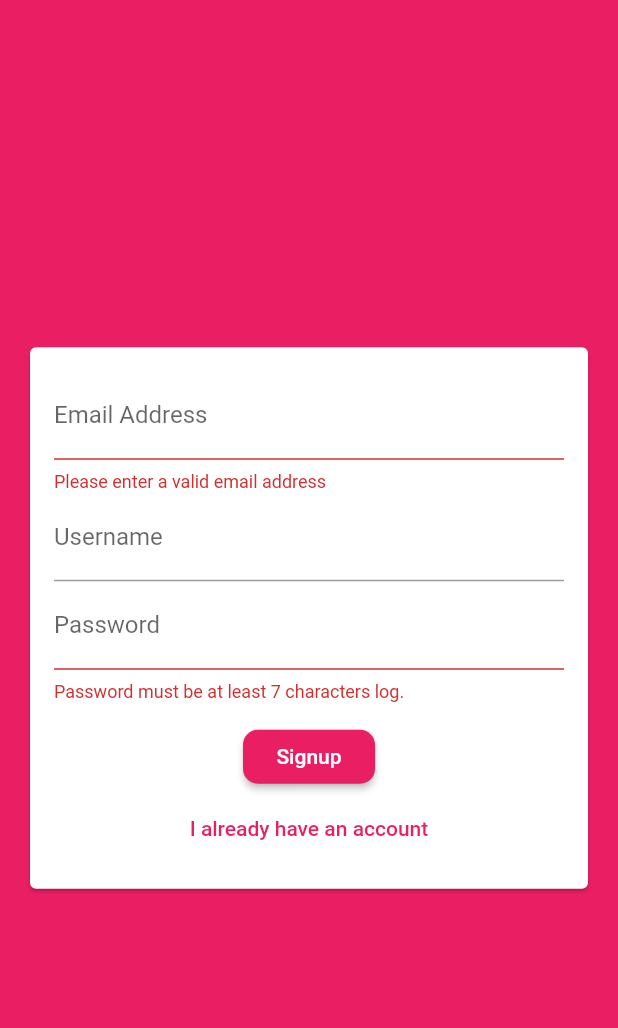
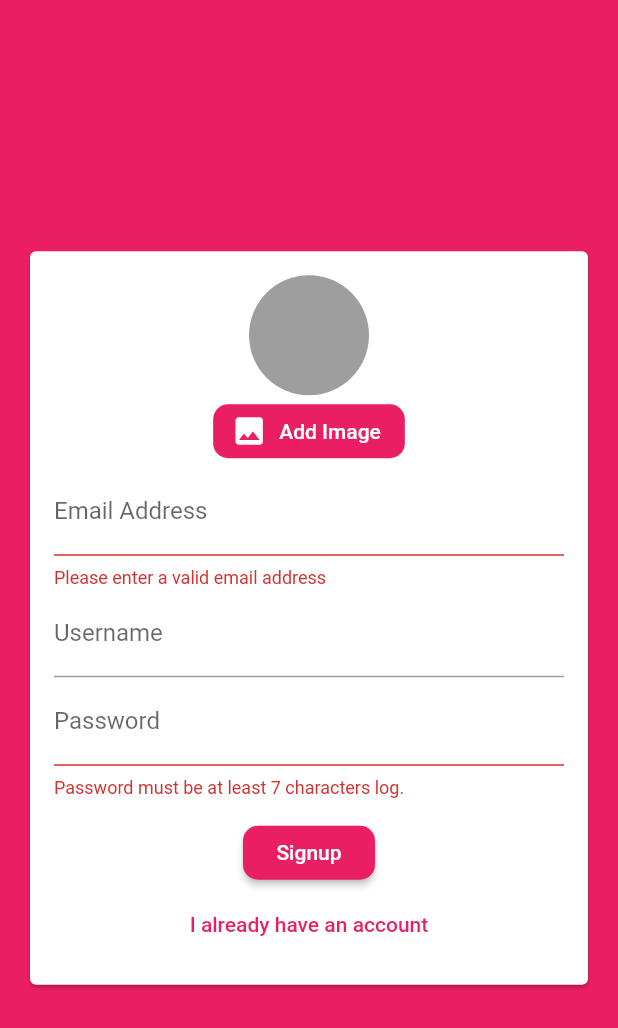
Before and after one commit to yankzsoe/flutter_chat_apps, a Flutter app: the screen it shows after launch, after a tap on "Login", after a tap on "Create new account", on a phone screen of 412 x 824 dp. Shown: the top 1028 px of the screen. Run offline on Flutter 3.47's test engine with Material 2 defaults, Android fonts, the phone set to English and light mode, and no system bars; our stand-ins replace cloud_firestore, firebase_auth, firebase_core, image_picker; accounts and stored records are empty.

Commit message:
add user_image_picker.dart

```diff
--- /dev/null
+++ b/lib/picker/user_image_picker.dart
@@ -0,0 +1,46 @@
+import 'dart:io';
+
+import 'package:flutter/material.dart';
+import 'package:image_picker/image_picker.dart';
+
+class UserImagePicker extends StatefulWidget {
+  const UserImagePicker({Key? key}) : super(key: key);
+
+  @override
+  _UserImagePickerState createState() => _UserImagePickerState();
+}
+
+class _UserImagePickerState extends State<UserImagePicker> {
+  File? _pickedImage;
+
+  void _pickImage() async {
+    final picker = ImagePicker();
+    final pickedImageFile = await picker.getImage(
+      source: ImageSource.camera,
+      maxWidth: 600,
+    );
+    setState(() {
+      _pickedImage = File(pickedImageFile!.path);
+    });
+  }
+
+  @override
+  Widget build(BuildContext context) {
+    return Column(
+      children: [
+        CircleAvatar(
+          radius: 40,
+          backgroundColor: Colors.grey,
+          backgroundImage:
+              _pickedImage == null ? null : FileImage(_pickedImage!),
+        ),
+        FlatButton.icon(
+          onPressed: _pickImage,
+          icon: Icon(Icons.image),
+          label: Text('Add Image'),
+          color: Theme.of(context).primaryColor,
+        ),
+      ],
+    );
+  }
+}
--- a/lib/widgets/auth/auth_form.dart
+++ b/lib/widgets/auth/auth_form.dart
@@ -1,4 +1,5 @@
 import 'package:flutter/material.dart';
+import 'package:flutter_chat_apps/picker/user_image_picker.dart';
 
 class AuthForm extends StatefulWidget {
   final void Function(
@@ -50,6 +51,7 @@
               child: Column(
                 mainAxisSize: MainAxisSize.min,
                 children: [
+                  if (!_isLogin) UserImagePicker(),
                   TextFormField(
                     key: ValueKey('email'),
                     validator: (value) {
--- a/pubspec.yaml
+++ b/pubspec.yaml
@@ -27,6 +27,8 @@
   cupertino_icons: ^1.0.2
   firebase_auth: ^1.4.1
   firebase_core: ^1.3.0
+  firebase_storage: ^8.1.3
+  image_picker: ^0.8.0+3
 
 dev_dependencies:
   flutter_test:
```
Also changed, not shown: pubspec.lock.
